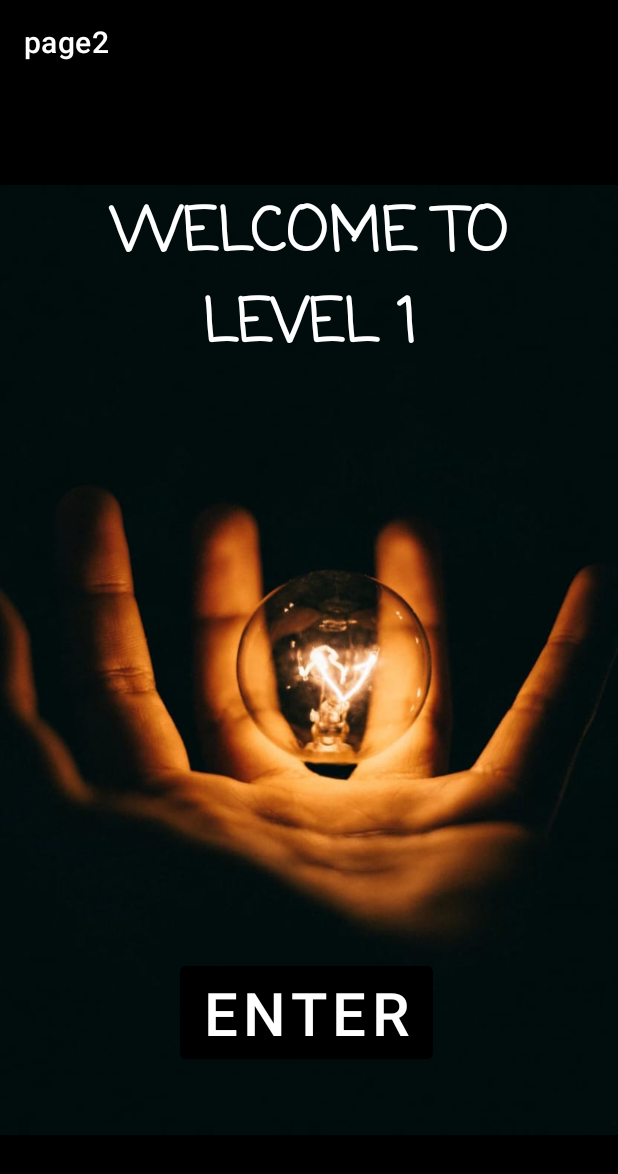
After one commit to khushboo-kb/quizapp, an Android app: the level1 screen opened directly, with no data from a screen before it, on a phone screen of 412 x 824 dp. The commit adds this screen. Shown: the top 1174 px of the screen. Run offline under Robolectric (Android 15) with nearby library versions, the phone set to English and light mode, and no system bars.

Commit message:
introduction to level 1

```diff
--- a/app/build.gradle
+++ b/app/build.gradle
@@ -39,7 +39,9 @@ dependencies {
     implementation 'androidx.appcompat:appcompat:1.2.0'
     implementation 'com.google.android.material:material:1.2.1'
     implementation 'androidx.constraintlayout:constraintlayout:2.0.4'
+    implementation 'androidx.wear:wear:1.0.0'
     testImplementation 'junit:junit:4.+'
     androidTestImplementation 'androidx.test.ext:junit:1.1.2'
     androidTestImplementation 'androidx.test.espresso:espresso-core:3.3.0'
+    compileOnly 'com.google.android.wearable:wearable:2.6.0'
 }
--- /dev/null
+++ b/app/src/main/java/com/example/myapplication/level1.kt
@@ -0,0 +1,11 @@
+package com.example.myapplication
+
+import androidx.appcompat.app.AppCompatActivity
+import android.os.Bundle
+
+class level1 : AppCompatActivity() {
+    override fun onCreate(savedInstanceState: Bundle?) {
+        super.onCreate(savedInstanceState)
+        setContentView(R.layout.activity_level1)
+    }
+}
--- /dev/null
+++ b/app/src/main/res/layout/activity_level1.xml
@@ -0,0 +1,45 @@
+<?xml version="1.0" encoding="utf-8"?>
+<androidx.constraintlayout.widget.ConstraintLayout xmlns:android="http://schemas.android.com/apk/res/android"
+    xmlns:app="http://schemas.android.com/apk/res-auto"
+    xmlns:tools="http://schemas.android.com/tools"
+    android:layout_width="match_parent"
+    android:layout_height="match_parent"
+    tools:context=".level1">
+
+    <ImageView
+        android:id="@+id/imageView"
+        android:layout_width="wrap_content"
+        android:layout_height="wrap_content"
+        android:layout_marginTop="16dp"
+        android:background="@color/black"
+        app:layout_constraintBottom_toBottomOf="parent"
+        app:layout_constraintEnd_toEndOf="parent"
+        app:layout_constraintHorizontal_bias="1.0"
+        app:layout_constraintStart_toStartOf="parent"
+        app:layout_constraintTop_toTopOf="parent"
+        app:layout_constraintVertical_bias="1.0"
+        app:srcCompat="@drawable/level1intro" />
+    <LinearLayout
+        android:layout_width="match_parent"
+        android:layout_height="match_parent"
+        android:orientation="vertical">
+        <TextView
+            android:layout_width="wrap_content"
+            android:layout_height="wrap_content"
+            android:text="@string/level1"
+            android:textColor="@color/white"
+            android:textSize="40dp"
+            android:textAlignment="center"
+            android:layout_margin="70dp"
+            android:textStyle="bold"
+            android:fontFamily="casual"/>
+        <Button
+            android:layout_width="wrap_content"
+            android:layout_height="wrap_content"
+            android:text="ENTER"
+            android:textSize="40dp"
+            android:layout_marginLeft="120dp"
+            android:layout_marginTop="320dp"
+            android:id="@+id/entrlvl1"/>
+    </LinearLayout>
+</androidx.constraintlayout.widget.ConstraintLayout>
--- a/app/src/main/res/layout/activity_main.xml
+++ b/app/src/main/res/layout/activity_main.xml
@@ -16,7 +16,7 @@
         app:layout_constraintStart_toStartOf="parent"
         app:layout_constraintTop_toTopOf="parent"
         app:layout_constraintVertical_bias="0.52"
-        app:srcCompat="@drawable/page" />
+        app:srcCompat="@drawable/page2" />
     <LinearLayout
         android:layout_width="match_parent"
         android:layout_height="match_parent"
--- /dev/null
+++ b/app/src/main/res/values-round/strings.xml
@@ -0,0 +1,3 @@
+<resources>
+    <string name="hello_world">Hello Round World!</string>
+</resources>
```
Also changed, not shown: app/src/main/AndroidManifest.xml (+25 -0 lines), app/src/main/res/values/dimens.xml (added, +15 -0 lines), app/src/main/res/values/strings.xml (+7 -0 lines), app/src/main/res/drawable-v24/level1intro.jpeg (added), app/src/main/res/drawable-v24/page2.jpg (renamed from app/src/main/res/drawable-v24/page.jpg).
